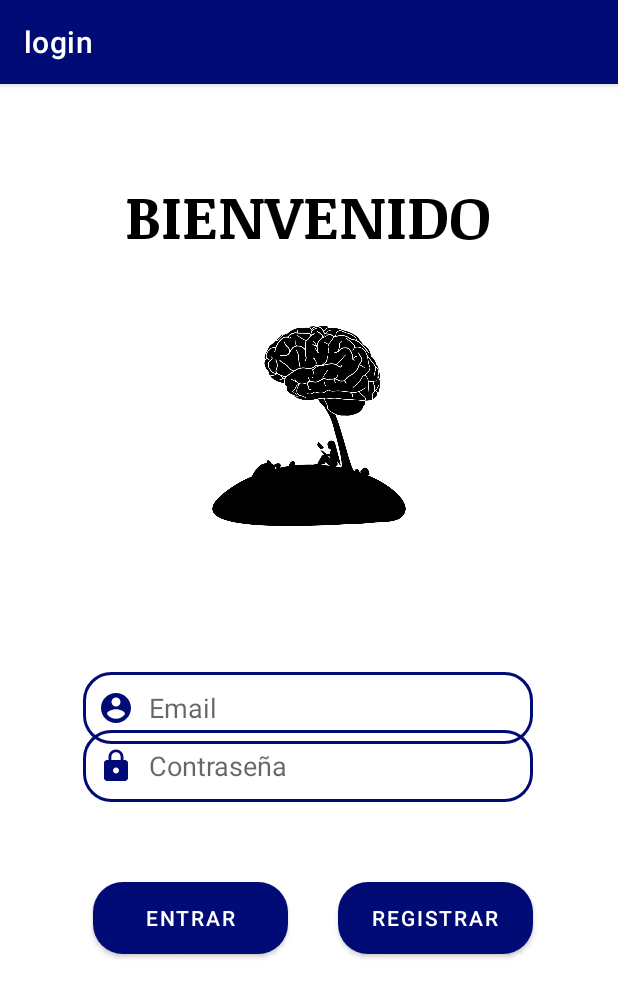
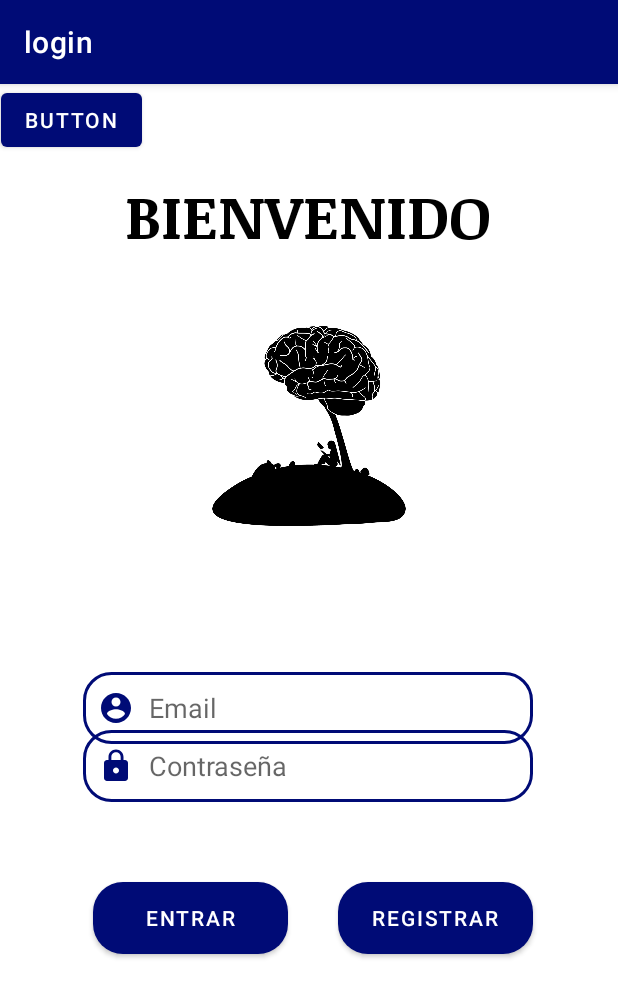
Before and after one commit to AMPL95/AppGrupal, an Android app: the screen it shows after launch (login), on a phone screen of 412 x 824 dp. Shown: the top 997 px of the screen. Run offline under Robolectric (Android 15) with nearby library versions, the phone set to English and light mode, and no system bars.

Commit message:
chat angel

```diff
--- a/app/src/main/java/com/example/appgrupal/chat/Chat.kt
+++ b/app/src/main/java/com/example/appgrupal/chat/Chat.kt
@@ -13,7 +13,7 @@ import kotlinx.coroutines.*
 class Chat : AppCompatActivity() {
 
     private lateinit var adapter: MessageAdapter
-    private val botList = listOf("Peter", "Francesca", "Luigi", "Igor")
+    private val botList = listOf("el Dr.Louis", "la Dra. Sara", "el Dr. Javier", "el Dr. Ángel")
 
     var messagesList = mutableListOf<Message>()
 
@@ -26,7 +26,7 @@ class Chat : AppCompatActivity() {
         clickEvents()
 
         val random = (0..3).random()
-        customBotMessage("Hello! Today you're speaking with ${botList[random]}, how may I help?")
+        customBotMessage("Buenos días, usuario, soy ${botList[random]}, ¿Cómo puedo ayudarte?")
     }
 
     private fun clickEvents() {
--- a/app/src/main/java/com/example/appgrupal/login.kt
+++ b/app/src/main/java/com/example/appgrupal/login.kt
@@ -4,7 +4,9 @@ import android.content.Intent
 import androidx.appcompat.app.AppCompatActivity
 import android.os.Bundle
 import android.view.View
+import android.widget.Button
 import android.widget.EditText
+import com.example.appgrupal.chat.Chat
 
 class login : AppCompatActivity() {
     override fun onCreate(savedInstanceState: Bundle?) {
@@ -12,6 +14,12 @@ class login : AppCompatActivity() {
         setTheme(R.style.Theme_AppGrupal)
         super.onCreate(savedInstanceState)
         setContentView(R.layout.activity_login)
+
+        val btn : Button = findViewById(R.id.botoon)
+
+        btn.setOnClickListener(){
+          startActivity(Intent(this,Chat::class.java))
+        }
     }
 
 
--- a/app/src/main/res/layout/activity_chat.xml
+++ b/app/src/main/res/layout/activity_chat.xml
@@ -16,7 +16,6 @@
 
         <EditText
             android:id="@+id/et_message"
-            android:inputType="textShortMessage"
             android:layout_width="match_parent"
             android:layout_height="wrap_content"
             android:layout_margin="10dp"
@@ -24,6 +23,8 @@
             android:background="@drawable/button_rounded"
             android:backgroundTint="@android:color/white"
             android:hint="Type a message..."
+            android:inputType="textShortMessage"
+            android:minHeight="48dp"
             android:padding="10dp"
             android:singleLine="true" />
 
--- a/app/src/main/res/layout/activity_login.xml
+++ b/app/src/main/res/layout/activity_login.xml
@@ -104,5 +104,15 @@
         app:layout_constraintVertical_bias="0.254"
         app:srcCompat="@drawable/psicologia2" />
 
+    <Button
+        android:id="@+id/botoon"
+        android:layout_width="wrap_content"
+        android:layout_height="wrap_content"
+        android:layout_marginEnd="317dp"
+        android:text="Button"
+        app:layout_constraintEnd_toEndOf="parent"
+        app:layout_constraintStart_toStartOf="parent"
+        app:layout_constraintTop_toTopOf="parent" />
+
 
 </androidx.constraintlayout.widget.ConstraintLayout>
```
